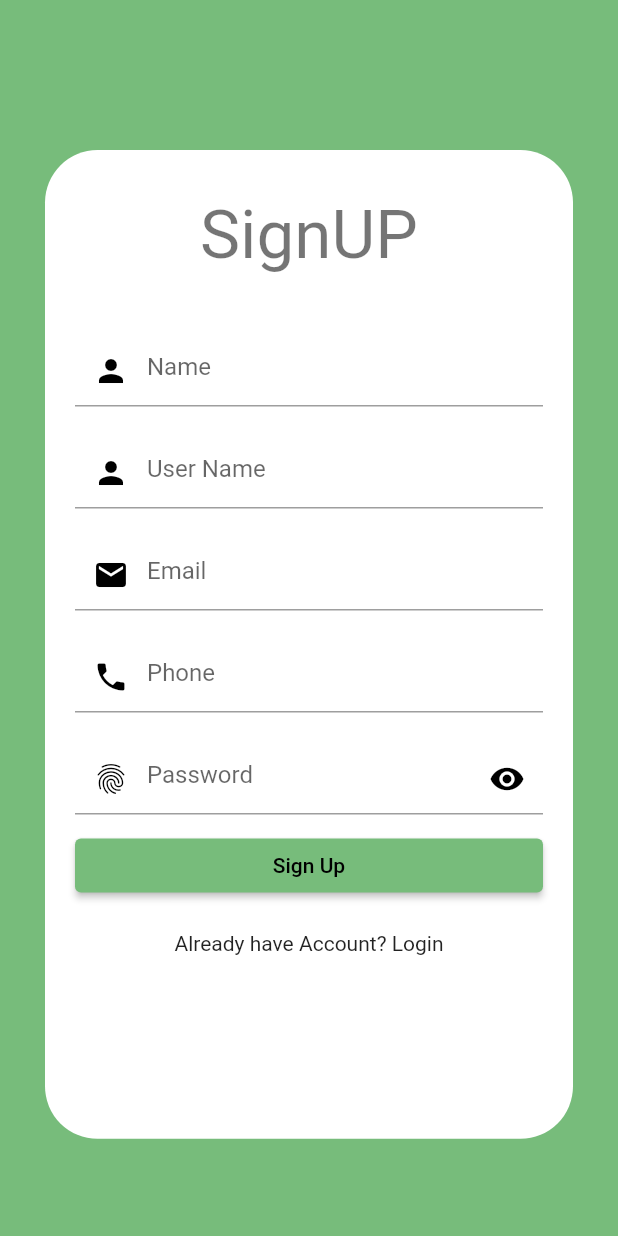
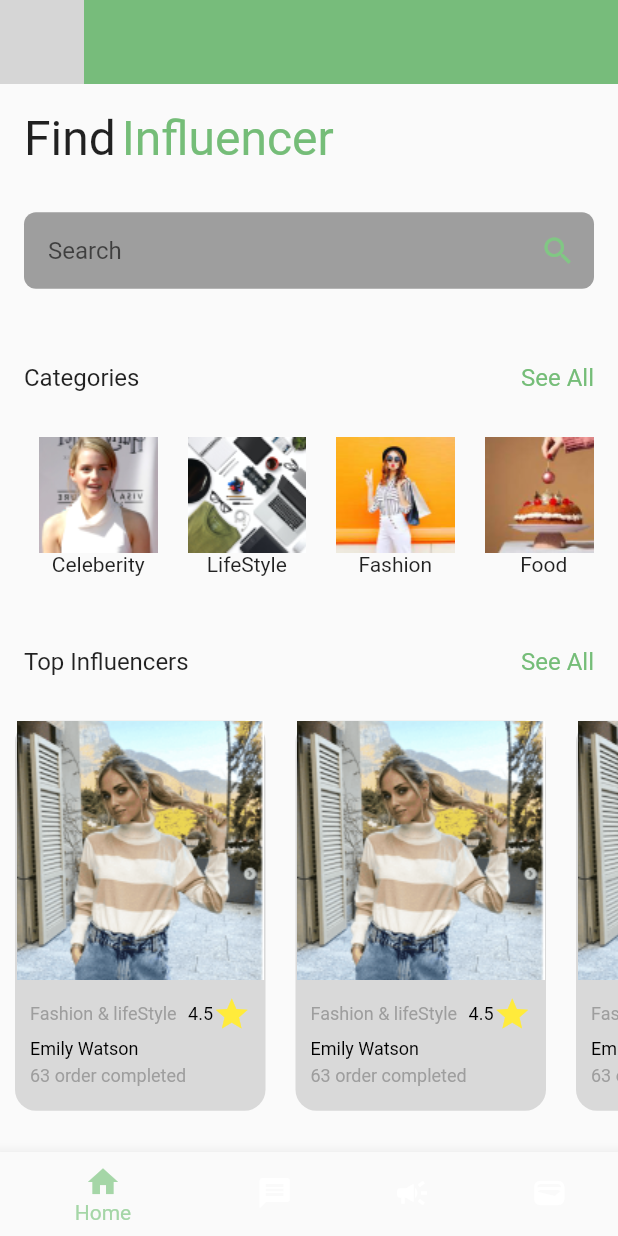
Before and after one commit to arslan053/influencers, a Flutter app: the screen it shows after launch, on a phone screen of 412 x 824 dp. Run offline on Flutter 3.47's test engine with Material 2 defaults, Android fonts, the phone set to English and light mode, and no system bars; our stand-ins replace firebase_core, get, google_fonts; accounts and stored records are empty; grey boxes are pictures that could not be loaded.

Commit message:
Dashboard Ui and bottom Navigation bar implemented

```diff
--- /dev/null
+++ b/lib/src/Utils/CategoryCard.dart
@@ -0,0 +1,23 @@
+import 'package:flutter/material.dart';
+
+class CategoryCard extends StatelessWidget {
+  final String  path;
+  final String  text;
+  const CategoryCard({Key? key, required this.path, required this.text}) : super(key: key);
+
+  @override
+  Widget build(BuildContext context) {
+    return Padding(
+      padding: const EdgeInsets.all(10.0),
+      child: Column(children: [
+        Container(
+          height: 77,
+          width: 79,
+          decoration: BoxDecoration(borderRadius: BorderRadius.circular(12)),
+          child: Image.asset(path,fit: BoxFit.cover,)
+          ),
+        Text(text),
+              ]),
+    );
+  }
+}
--- /dev/null
+++ b/lib/src/Utils/CustomSearchbar.dart
@@ -0,0 +1,25 @@
+import 'package:flutter/material.dart';
+class CustomSearchField extends StatelessWidget {
+  @override
+  Widget build(BuildContext context) {
+    return Padding(
+      padding: const EdgeInsets.symmetric(horizontal:16.0),
+      child: Container(
+         // Set the width of the search field
+        decoration: BoxDecoration(
+          color: Colors.grey, // Background color
+          borderRadius: BorderRadius.circular(8.0), // Border radius
+        ),
+        child: TextField(
+          decoration: InputDecoration(
+            hintText: 'Search',
+            border: InputBorder.none, // No border
+            contentPadding: EdgeInsets.all(16.0), // Padding inside the field
+            suffixIcon: Icon(Icons.search, color: Colors.green.shade300,)
+
+          ),
+        ),
+      ),
+    );
+  }
+}
--- /dev/null
+++ b/lib/src/Utils/InfluencerCard.dart
@@ -0,0 +1,55 @@
+import 'package:flutter/material.dart';
+
+class InfluencerCard extends StatelessWidget {
+  final String path;
+  final String category;
+  final String rating;
+  final String name;
+  final String order;
+  const InfluencerCard({Key? key, required this.path, required this.category, required this.rating, required this.name, required this.order}) : super(key: key);
+
+  @override
+  Widget build(BuildContext context) {
+    return Container(
+      width: 167,
+      decoration: BoxDecoration(
+        color: Color(0xFFD9D9D9),
+        borderRadius: BorderRadius.circular(14),
+      ),
+      child: Column(
+        children: [
+          Container(
+            height: 173,
+            child: Image.asset(path),
+          ),
+          Padding(
+            padding: const EdgeInsets.all(10.0),
+            child: Column(
+              mainAxisAlignment: MainAxisAlignment.start,
+              crossAxisAlignment: CrossAxisAlignment.start,
+              children: [
+                Row(
+                  mainAxisAlignment: MainAxisAlignment.spaceBetween,
+                  children: [
+                    Text(category,style: TextStyle(fontSize: 12,color: Colors.grey),),
+                    SizedBox(height: 4,),
+                    Row(
+                      children: [
+                        Text(rating,style: TextStyle(fontSize: 12,color: Colors.black),),
+                        Icon(Icons.star,color: Colors.yellow,size: 25,)
+                      ],
+                    )
+                  ],
+                ),
+                SizedBox(height: 4,),
+                Text(name,style: TextStyle(fontSize: 12,color: Colors.black),),
+                SizedBox(height: 4,),
+                Text('$order order completed',style: TextStyle(fontSize: 12,color: Colors.grey),),
+              ],
+            ),
+          )
+        ],
+      ),
+    );
+  }
+}
--- /dev/null
+++ b/lib/src/features/BotttonNavigation/bottomNavigation.dart
@@ -0,0 +1,59 @@
+import 'package:flutter/material.dart';
+import 'package:influencer/src/features/Campaign/CampaignScreen.dart';
+import 'package:influencer/src/features/Dashboard/DashboardScreen.dart';
+import 'package:influencer/src/features/MessagesScreeen/MessageScreen.dart';
+import 'package:influencer/src/features/Wallet/WalletScreen.dart';
+
+
+class MyHomePage extends StatefulWidget {
+  @override
+  _MyHomePageState createState() => _MyHomePageState();
+}
+
+class _MyHomePageState extends State<MyHomePage> {
+  int _currentIndex = 0;
+
+  final List<Widget> _pages = [
+    DashboardScreen(),
+    // Define your different views here
+    MessageScreen(),
+    CampaignScreen(),
+    WallettScreen(),
+  ];
+
+  void _onTabTapped(int index) {
+    setState(() {
+      _currentIndex = index;
+    });
+  }
+
+  @override
+  Widget build(BuildContext context) {
+    return Scaffold(
+      body: _pages[_currentIndex],
+      bottomNavigationBar: BottomNavigationBar(
+        fixedColor: Colors.green.shade200,
+        currentIndex: _currentIndex,
+        onTap: _onTabTapped,
+        items: [
+          BottomNavigationBarItem(
+            icon: Icon(Icons.home),
+            label: 'Home',
+          ),
+          BottomNavigationBarItem(
+            icon: Icon(Icons.message),
+            label: 'Search',
+          ),
+          BottomNavigationBarItem(
+            icon: Icon(Icons.campaign),
+            label: 'Campaign',
+          ),
+           BottomNavigationBarItem(
+            icon: Icon(Icons.wallet),
+            label: 'Wallet',
+          ),
+        ],
+      ),
+    );
+  }
+}
--- /dev/null
+++ b/lib/src/features/Dashboard/DashboardScreen.dart
@@ -0,0 +1,138 @@
+import 'package:flutter/material.dart';
+import 'package:flutter/rendering.dart';
+import 'package:google_fonts/google_fonts.dart';
+import 'package:influencer/src/Utils/CategoryCard.dart';
+import 'package:influencer/src/Utils/CustomSearchbar.dart';
+import 'package:influencer/src/Utils/InfluencerCard.dart';
+
+
+class DashboardScreen extends StatefulWidget {
+  const DashboardScreen({Key? key}) : super(key: key);
+
+  @override
+  State<DashboardScreen> createState() => _DashboardScreenState();
+}
+
+class _DashboardScreenState extends State<DashboardScreen> {
+  @override
+  Widget build(BuildContext context) {
+    return Scaffold(
+      appBar: AppBar(
+        elevation: 0,
+        leading: InkWell(
+        onTap: (() {MyDrawer();}),
+        child: Image.asset('assets/images/menu.png')),),
+      body: Column(
+        mainAxisAlignment: MainAxisAlignment.center,
+        crossAxisAlignment: CrossAxisAlignment.center,
+        children: [
+
+          Padding(
+            padding: const EdgeInsets.symmetric(horizontal:16.0),
+            child: Row(
+              children: [
+                Text('Find',style: TextStyle(fontFamily: GoogleFonts.ubuntu.toString(),fontSize: 32)),
+                SizedBox(width: 4,),
+                Text('Influencer',style: TextStyle(fontFamily: GoogleFonts.ubuntu.toString(),color: Color(0xFF75BD78),fontSize: 32)),
+              ],
+            ),
+          ),
+          SizedBox(height: 30,),
+          CustomSearchField(),
+          SizedBox(height: 50,),
+          Padding(
+            padding: const EdgeInsets.symmetric(horizontal:16.0),
+            child: Row(
+              mainAxisAlignment: MainAxisAlignment.spaceBetween,
+              children: [
+                Text('Categories',style: TextStyle(fontFamily: GoogleFonts.ubuntu.toString(),fontSize: 16)),
+                Text('See All',style: TextStyle(fontFamily: GoogleFonts.ubuntu.toString(),color: Color(0xFF75BD78),fontSize: 16)),
+              ],
+            ),
+          ),
+          SizedBox(height: 20,),
+          Padding(
+            padding: const EdgeInsets.symmetric(horizontal:16.0),
+            child: Container(
+              height: 120,
+              width: MediaQuery.sizeOf(context).width,
+              child: ListView(
+                scrollDirection: Axis.horizontal,
+                children: const [
+                  CategoryCard(path: 'assets/images/celebrity.png', text: 'Celeberity'),
+                  CategoryCard(path: 'assets/images/lifestyle.png', text: 'LifeStyle'),
+                  CategoryCard(path: 'assets/images/fashion.png', text: 'Fashion'),
+                  CategoryCard(path: 'assets/images/food.png', text: 'Food'),
+
+                ],
+              ),
+            ),
+          ),
+          SizedBox(height: 30,),
+          Padding(
+            padding: const EdgeInsets.symmetric(horizontal:16.0),
+            child: Row(
+              mainAxisAlignment: MainAxisAlignment.spaceBetween,
+              children: [
+                Text('Top Influencers',style: TextStyle(fontFamily: GoogleFonts.ubuntu.toString(),fontSize: 16)),
+                Text('See All',style: TextStyle(fontFamily: GoogleFonts.ubuntu.toString(),color: Color(0xFF75BD78),fontSize: 16)),
+              ],
+            ),
+          ),
+           SizedBox(height: 20,),
+          Container(
+            height: 280,
+            width: MediaQuery.sizeOf(context).width,
+            child: ListView.builder(
+              scrollDirection: Axis.horizontal,
+              itemCount: 4,
+              itemBuilder: (BuildContext context, index) {
+              return Padding(
+                padding: const EdgeInsets.all(10.0),
+                child: InfluencerCard(path: 'assets/images/influencer.png', category: 'Fashion & lifeStyle', rating: '4.5', name: 'Emily Watson', order: '63'),
+              );
+            }),
+          ),
+        ],
+      ),
+    );
+  }
+}
+
+class MyDrawer extends StatelessWidget {
+  @override
+  Widget build(BuildContext context) {
+    return Drawer(
+      child: ListView(
+        children: <Widget>[
+          DrawerHeader(
+            decoration: BoxDecoration(
+              color: Colors.blue,
+            ),
+            child: Text(
+              'Drawer Header',
+              style: TextStyle(
+                color: Colors.white,
+                fontSize: 24,
+              ),
+            ),
+          ),
+          ListTile(
+            leading: Icon(Icons.home),
+            title: Text('Home'),
+            onTap: () {
+              // Add your navigation logic here
+            },
+          ),
+          ListTile(
+            leading: Icon(Icons.settings),
+            title: Text('Settings'),
+            onTap: () {
+              // Add your navigation logic here
+            },
+          ),
+        ],
+      ),
+    );
+  }
+}
--- a/pubspec.yaml
+++ b/pubspec.yaml
@@ -36,6 +36,7 @@ dependencies:
   cupertino_icons: ^1.0.2
   firebase_core: ^1.12.0
   get: ^4.6.5
+  google_fonts: ^6.1.0
 
 dev_dependencies:
   flutter_test:
@@ -60,9 +61,8 @@ flutter:
   uses-material-design: true
 
   # To add assets to your application, add an assets section, like this:
-  # assets:
-  #   - images/a_dot_burr.jpeg
-  #   - images/a_dot_ham.jpeg
+  assets:
+    - assets/images/
 
   # An image asset can refer to one or more resolution-specific "variants", see
   # https://flutter.dev/assets-and-images/#resolution-aware.
```
Also changed, not shown: lib/main.dart (+3 -88 lines), lib/src/features/Campaign/CampaignScreen.dart (added, +15 -0 lines), lib/src/features/MessagesScreeen/MessageScreen.dart (added, +15 -0 lines), lib/src/features/Wallet/WalletScreen.dart (added, +15 -0 lines), assets/images/celebrity.png (added), assets/images/fashion.png (added), assets/images/food.png (added), assets/images/influencer.png (added), assets/images/lifestyle.png (added), pubspec.lock.
